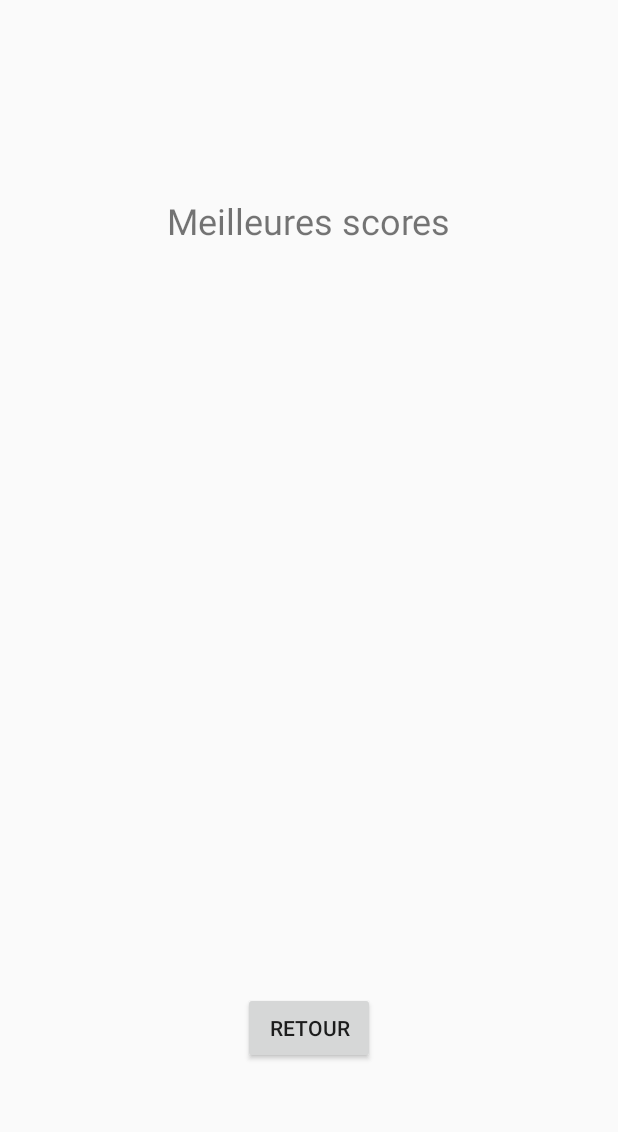
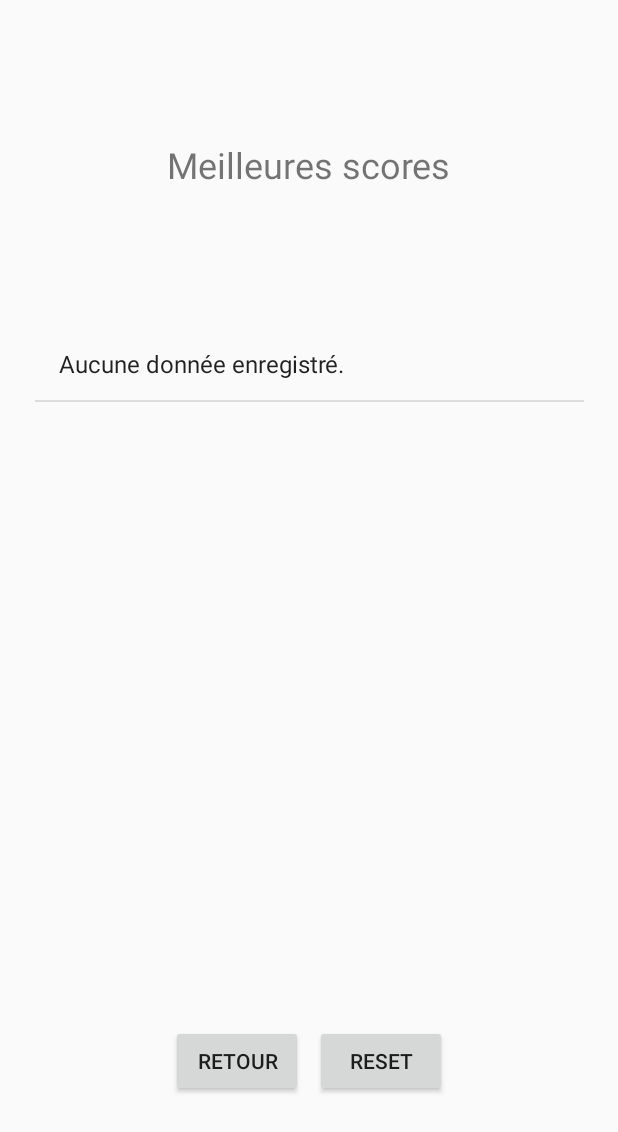
Before and after one commit to JoffreyB31/FlappyBirdLikeAndroid, an Android app: the screen it shows after launch (GameMenuScore before the commit, GameMenuScores after it), after a tap on "SCORES", on a phone screen of 412 x 824 dp. Shown: the top 1132 px of the screen. Run offline under Robolectric (Android 15) with nearby library versions, the phone set to English and light mode, and no system bars; 1 statement that could not run was skipped.

Commit message:
Add scoring + menu

```diff
--- a/app/build.gradle
+++ b/app/build.gradle
@@ -23,5 +23,6 @@ dependencies {
     compile fileTree(dir: 'libs', include: ['*.jar'])
     testCompile 'junit:junit:4.12'
     compile 'com.android.support:appcompat-v7:26.1.0'
+    compile 'com.google.code.gson:gson:2.7'
     implementation 'com.android.support.constraint:constraint-layout:1.0.2'
 }
--- a/app/src/main/AndroidManifest.xml
+++ b/app/src/main/AndroidManifest.xml
@@ -17,7 +17,7 @@
         </activity>
         <activity android:name=".GameActivity"></activity>
         <activity android:name=".GameMenuOptions"></activity>
-        <activity android:name=".GameMenuScore"></activity>
+        <activity android:name=".GameMenuScores"></activity>
         <activity android:name=".GameMenuAbout"></activity>
     </application>
 
--- a/app/src/main/java/network/iut/org/flappydragon/GameActivity.java
+++ b/app/src/main/java/network/iut/org/flappydragon/GameActivity.java
@@ -1,8 +1,8 @@
 package network.iut.org.flappydragon;
 
+import android.os.Bundle;
 import android.support.v7.app.ActionBar;
 import android.support.v7.app.AppCompatActivity;
-import android.os.Bundle;
 import android.view.Window;
 import android.view.WindowManager;
 
--- a/app/src/main/java/network/iut/org/flappydragon/GameMenuHome.java
+++ b/app/src/main/java/network/iut/org/flappydragon/GameMenuHome.java
@@ -8,7 +8,7 @@ import android.os.Bundle;
 import android.view.View;
 import android.widget.Button;
 
-public class GameMenuHome extends Activity{
+public class GameMenuHome extends Activity {
     private SharedPreferences prefs;
 
     @Override
@@ -40,7 +40,7 @@ public class GameMenuHome extends Activity{
         scoreBtn.setOnClickListener(new View.OnClickListener() {
             @Override
             public void onClick(View v) {
-                Intent scoreIntent = new Intent(getApplicationContext(), GameMenuScore.class);
+                Intent scoreIntent = new Intent(getApplicationContext(), GameMenuScores.class);
                 startActivity(scoreIntent);
             }
         });
--- a/app/src/main/java/network/iut/org/flappydragon/GameMenuScore.java
+++ /dev/null
@@ -1,25 +0,0 @@
-package network.iut.org.flappydragon;
-
-import android.app.Activity;
-import android.content.Intent;
-import android.os.Bundle;
-import android.view.View;
-import android.widget.Button;
-
-public class GameMenuScore extends Activity {
-
-    @Override
-    protected void onCreate(Bundle savedInstanceState) {
-        super.onCreate(savedInstanceState);
-        setContentView(R.layout.score);
-
-        Button backBtn = (Button) findViewById(R.id.backBtn);
-        backBtn.setOnClickListener(new View.OnClickListener() {
-            @Override
-            public void onClick(View v) {
-                Intent homeIntent = new Intent(getApplicationContext(), GameMenuHome.class);
-                startActivity(homeIntent);
-            }
-        });
-    }
-}
--- /dev/null
+++ b/app/src/main/java/network/iut/org/flappydragon/GameMenuScores.java
@@ -0,0 +1,86 @@
+package network.iut.org.flappydragon;
+
+import android.app.Activity;
+import android.content.Context;
+import android.content.Intent;
+import android.content.SharedPreferences;
+import android.os.Bundle;
+import android.view.View;
+import android.widget.ArrayAdapter;
+import android.widget.Button;
+import android.widget.ListView;
+
+import com.google.gson.Gson;
+import com.google.gson.reflect.TypeToken;
+
+import java.util.ArrayList;
+import java.util.Arrays;
+import java.util.Collections;
+import java.util.Comparator;
+import java.util.List;
+
+public class GameMenuScores extends Activity {
+    private SharedPreferences prefs;
+
+    @Override
+    protected void onCreate(Bundle savedInstanceState) {
+        super.onCreate(savedInstanceState);
+        setContentView(R.layout.scores);
+        prefs = getSharedPreferences("preferences", Context.MODE_PRIVATE);
+
+        // Display scores
+        showSavedScores();
+
+        // Back btn
+        Button backBtn = (Button) findViewById(R.id.backBtn);
+        backBtn.setOnClickListener(new View.OnClickListener() {
+            @Override
+            public void onClick(View v) {
+                Intent homeIntent = new Intent(getApplicationContext(), GameMenuHome.class);
+                startActivity(homeIntent);
+            }
+        });
+
+        // Clear btn
+        Button resetBtn = (Button) findViewById(R.id.resetBtn);
+        resetBtn.setOnClickListener(new View.OnClickListener() {
+            @Override
+            public void onClick(View v) {
+                prefs.edit().remove("jsonSavedScores").apply();
+                showSavedScores();
+            }
+        });
+    }
+
+    public void showSavedScores() {
+        // Get stored scores
+        Gson gson = new Gson();
+        String json = prefs.getString("jsonSavedScores", null);
+        ArrayList<Score> savedScores = gson.fromJson(json, new TypeToken<ArrayList<Score>>() {}.getType());
+
+        // Sort scores descending
+        Collections.sort(savedScores, new Comparator<Score>() {
+            @Override
+            public int compare(Score s1, Score s2) {
+                return s2.getScore() - s1.getScore();
+            }
+        });
+
+        ArrayList<String> values = new ArrayList<>();
+        if (savedScores != null) {
+            // Display
+            for (int i = 0, l = savedScores.size(); i < l; i++) {
+                Score score = (Score)savedScores.get(i);
+                String scoreStr = score.getScoreDisplay();
+                values.add(scoreStr);
+            }
+        } else {
+            values.add("Aucune donnée enregistré.");
+        }
+
+        ListView scoreListView = (ListView) findViewById(R.id.savedScoresListView);
+        final ArrayAdapter<String> adapter = new ArrayAdapter<String>(GameMenuScores.this,
+                android.R.layout.simple_list_item_1, values);
+        scoreListView.setAdapter(adapter);
+    }
+}
--- a/app/src/main/java/network/iut/org/flappydragon/Tuyaux.java
+++ b/app/src/main/java/network/iut/org/flappydragon/Tuyaux.java
@@ -23,7 +23,7 @@ public class Tuyaux {
     private LinearGradient gradient;
     private LinearGradient lastGradient;
 
-    public Tuyaux (Context context, GameView view) {
+    public Tuyaux(Context context, GameView view) {
         this.context = context;
         this.view = view;
         this.offset = view.getWidth() + 10;
@@ -47,7 +47,7 @@ public class Tuyaux {
         }
 
         // Draw
-        for(Rect[] tuyau : tuyaux) {
+        for (Rect[] tuyau : tuyaux) {
             tuyau[0].set(tuyau[0].left + speed, tuyau[0].top, tuyau[0].right + speed, tuyau[0].bottom);
             tuyau[1].set(tuyau[1].left + speed, tuyau[1].top, tuyau[1].right + speed, tuyau[1].bottom);
             canvas.drawRect(tuyau[0], paint);
--- a/app/src/main/java/network/iut/org/flappydragon/UI.java
+++ b/app/src/main/java/network/iut/org/flappydragon/UI.java
@@ -32,7 +32,7 @@ public class UI {
         float x = evt.getX();
         float y = evt.getY();
 
-        if (destRect.contains((int) x,(int) y)) {
+        if (destRect.contains((int) x, (int) y)) {
             view.pause();
         }
     }
--- a/app/src/main/res/layout/about.xml
+++ b/app/src/main/res/layout/about.xml
@@ -1,7 +1,6 @@
 <?xml version="1.0" encoding="utf-8"?>
 <android.support.constraint.ConstraintLayout xmlns:android="http://schemas.android.com/apk/res/android"
     xmlns:app="http://schemas.android.com/apk/res-auto"
-    xmlns:tools="http://schemas.android.com/tools"
     android:id="@+id/linearLayout"
     android:layout_width="match_parent"
     android:layout_height="match_parent">
--- a/app/src/main/res/layout/home.xml
+++ b/app/src/main/res/layout/home.xml
@@ -1,7 +1,6 @@
 <?xml version="1.0" encoding="utf-8"?>
 <android.support.constraint.ConstraintLayout xmlns:android="http://schemas.android.com/apk/res/android"
     xmlns:app="http://schemas.android.com/apk/res-auto"
-    xmlns:tools="http://schemas.android.com/tools"
     android:id="@+id/linearLayout"
     android:layout_width="match_parent"
     android:layout_height="match_parent">
--- a/app/src/main/res/layout/score.xml
+++ b/app/src/main/res/layout/scores.xml
@@ -11,14 +11,29 @@
         android:layout_width="88dp"
         android:layout_height="48dp"
         android:layout_marginBottom="8dp"
+        android:layout_marginStart="8dp"
+        android:layout_marginTop="8dp"
+        android:text="Retour"
+        app:layout_constraintBottom_toBottomOf="parent"
+        app:layout_constraintEnd_toStartOf="@+id/resetBtn"
+        app:layout_constraintHorizontal_bias="0.5"
+        app:layout_constraintHorizontal_chainStyle="packed"
+        app:layout_constraintStart_toStartOf="parent"
+        app:layout_constraintTop_toBottomOf="@+id/savedScoresListView" />
+
+    <Button
+        android:id="@+id/resetBtn"
+        android:layout_width="wrap_content"
+        android:layout_height="wrap_content"
+        android:layout_marginBottom="8dp"
         android:layout_marginEnd="8dp"
         android:layout_marginStart="8dp"
-        android:text="Retour"
+        android:text="Reset"
         app:layout_constraintBottom_toBottomOf="parent"
         app:layout_constraintEnd_toEndOf="parent"
         app:layout_constraintHorizontal_bias="0.5"
-        app:layout_constraintStart_toStartOf="parent"
-        app:layout_constraintTop_toBottomOf="@+id/listView" />
+        app:layout_constraintStart_toEndOf="@+id/backBtn"
+        app:layout_constraintTop_toBottomOf="@+id/savedScoresListView" />
 
     <TextView
         android:id="@+id/titleLabel"
@@ -27,25 +42,25 @@
         android:layout_marginBottom="8dp"
         android:layout_marginEnd="8dp"
         android:layout_marginStart="8dp"
-        android:layout_marginTop="24dp"
+        android:layout_marginTop="8dp"
         android:text="Meilleures scores"
         android:textSize="24sp"
-        app:layout_constraintBottom_toTopOf="@+id/listView"
+        app:layout_constraintBottom_toTopOf="@+id/savedScoresListView"
         app:layout_constraintEnd_toEndOf="parent"
         app:layout_constraintHorizontal_bias="0.5"
         app:layout_constraintStart_toStartOf="parent"
-        app:layout_constraintTop_toTopOf="parent"
-        app:layout_constraintVertical_chainStyle="spread" />
+        app:layout_constraintTop_toTopOf="parent" />
 
     <ListView
-        android:id="@+id/listView"
+        android:id="@+id/savedScoresListView"
         android:layout_width="366dp"
-        android:layout_height="269dp"
+        android:layout_height="371dp"
         android:layout_marginBottom="8dp"
         android:layout_marginEnd="8dp"
         android:layout_marginStart="8dp"
-        app:layout_constraintBottom_toTopOf="@+id/backBtn"
+        app:layout_constraintBottom_toTopOf="@+id/resetBtn"
         app:layout_constraintEnd_toEndOf="parent"
+        app:layout_constraintHorizontal_bias="0.5"
         app:layout_constraintStart_toStartOf="parent"
         app:layout_constraintTop_toBottomOf="@+id/titleLabel" />
 
```
Also changed, not shown: app/src/main/java/network/iut/org/flappydragon/Background.java (+28 -20 lines), app/src/main/java/network/iut/org/flappydragon/CollisionUtil.java (+4 -4 lines), app/src/main/java/network/iut/org/flappydragon/GameView.java (+37 -7 lines), app/src/main/java/network/iut/org/flappydragon/Player.java (+18 -14 lines), app/src/main/java/network/iut/org/flappydragon/Score.java (added, +51 -0 lines), app/src/main/java/network/iut/org/flappydragon/Util.java (+7 -7 lines), 3 other files. Lines whose indentation alone changed are shown as unchanged.
